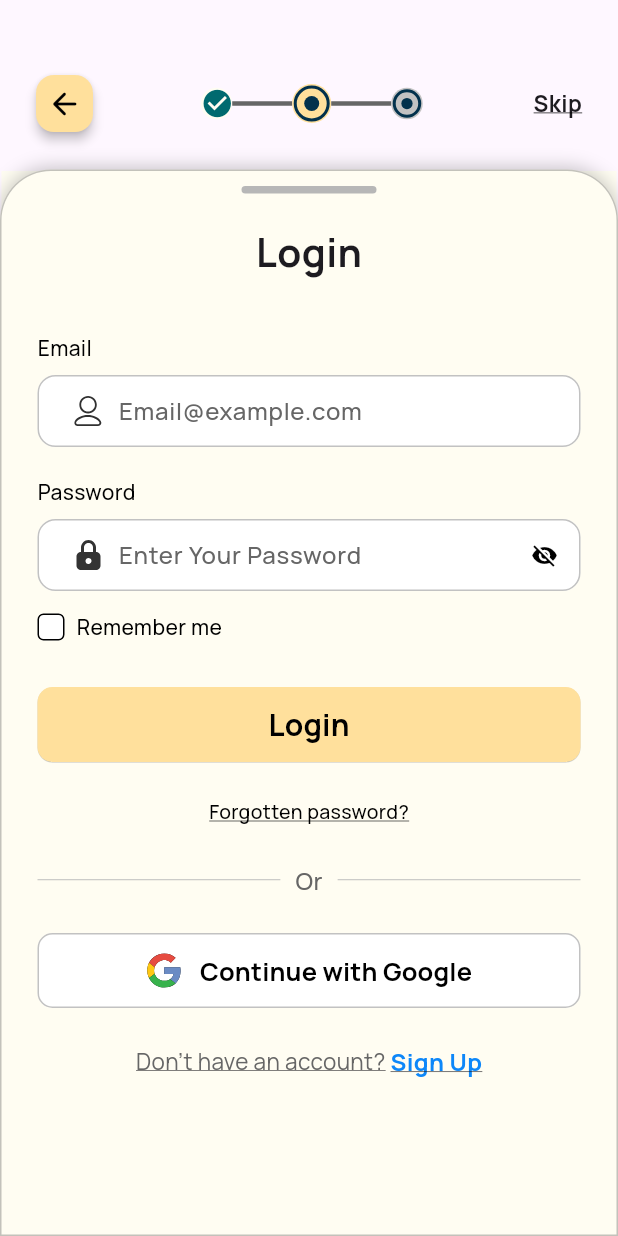
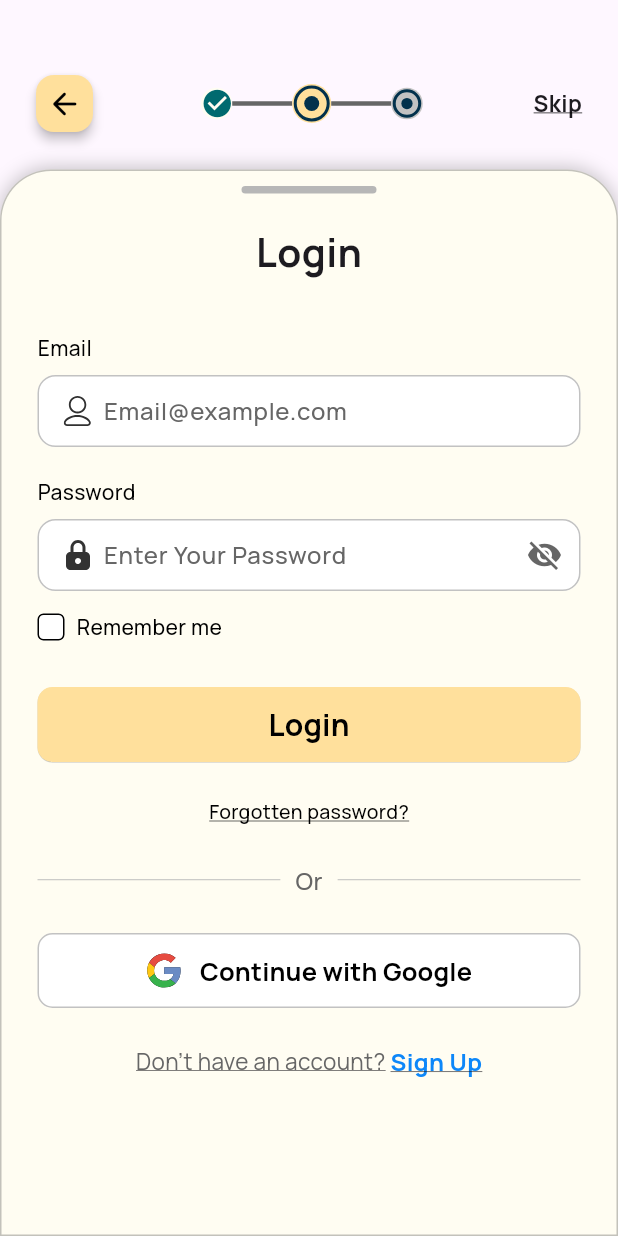
Before and after one commit to moayyad24/old_but_gold, a Flutter app: the screen it shows after launch, on a phone screen of 412 x 824 dp. Run offline on Flutter 3.47's test engine with Material 3 defaults, Android fonts, the phone set to English and light mode, and no system bars; our stand-ins replace flutter_svg.

Commit message:
fix keyboard issues, refactor auth field, change focus colors for auth field

```diff
--- a/lib/core/theme/app_colors.dart
+++ b/lib/core/theme/app_colors.dart
@@ -5,7 +5,9 @@ class AppColors {
   static const Color whiteFFFFFF = Color(0xFFFFFFFF);
   static const Color whiteFFFDF2 = Color(0xFFFFFDF2);
   static const Color blue0D87F9 = Color(0xFF0D87F9);
+  static const Color blue2E8DFA = Color(0xFF2E8DFA);
   static const Color greyC2C2C2 = Color(0xFFC2C2C2);
+  static const Color grey666666 = Color(0xFF666666);
   static const Color greyB7B7B7 = Color(0xFFB7B7B7);
   static const Color green006A6F = Color(0xFF006A6F);
   static const Color darkGrey666666 = Color(0xFF666666);
--- a/lib/features/auth/ui/login_screen.dart
+++ b/lib/features/auth/ui/login_screen.dart
@@ -1,5 +1,4 @@
 import 'package:flutter/material.dart';
-import 'package:old_but_gold/core/theme/app_colors.dart';
 import 'package:old_but_gold/core/widgets/drag_handle.dart';
 import 'package:old_but_gold/features/auth/ui/widgets/auth_app_bar.dart';
 import 'package:old_but_gold/features/auth/ui/widgets/auth_button.dart';
@@ -26,8 +25,8 @@ class LoginScreen extends StatelessWidget {
             ),
           ),
           ContentArea(
-            addPadding: true,
             child: Column(
+              mainAxisSize: MainAxisSize.max,
               children: [
                 DragHandle(),
                 SizedBox(height: 20),
--- a/lib/features/auth/ui/widgets/auth_field.dart
+++ b/lib/features/auth/ui/widgets/auth_field.dart
@@ -26,11 +26,23 @@ class AuthField extends StatefulWidget {
 
 class _AuthFieldState extends State<AuthField> {
   bool _obscureText = true;
-
+  final FocusNode _focusNode = FocusNode();
+  Color _color = AppColors.whiteFFFFFF;
   @override
   void initState() {
     super.initState();
     _obscureText = widget.isObscure;
+    _focusNode.addListener(() {
+      if (_focusNode.hasFocus) {
+        setState(() {
+          _color = AppColors.blue0D87F9.withAlpha(30);
+        });
+      } else {
+        setState(() {
+          _color = AppColors.whiteFFFFFF;
+        });
+      }
+    });
   }
 
   @override
@@ -48,30 +60,32 @@ class _AuthFieldState extends State<AuthField> {
         ),
         const SizedBox(height: 8),
         TextFormField(
+          focusNode: _focusNode,
           validator: widget.checkValid,
           controller: widget.myController,
-          obscureText: widget.isObscure ? _obscureText : true,
+          obscureText: widget.isObscure ? _obscureText : false,
           style: const TextStyle(
             fontWeight: FontWeight.w500,
             color: AppColors.black,
             fontSize: 16,
           ),
-          cursorColor: AppColors.greyC2C2C2,
+          cursorColor: AppColors.blue0D87F9,
           decoration: InputDecoration(
-            fillColor: AppColors.whiteFFFFFF,
             filled: true,
+            fillColor: _color,
             prefixIcon: Padding(
-              padding: const EdgeInsets.only(left: 18),
+              padding: const EdgeInsets.only(left: 14),
               child: SvgPicture.asset(widget.iconPath),
             ),
-            prefixIconConstraints: const BoxConstraints(minWidth: 50),
+            prefixIconConstraints: const BoxConstraints(minWidth: 40),
             isDense: true,
             suffixIcon:
                 widget.isObscure
                     ? IconButton(
                       icon: Icon(
                         _obscureText ? Icons.visibility_off : Icons.visibility,
-                        color: AppColors.black,
+                        color: AppColors.grey666666,
+                        size: 24,
                       ),
                       onPressed: () {
                         setState(() {
@@ -91,11 +105,17 @@ class _AuthFieldState extends State<AuthField> {
             ),
             border: OutlineInputBorder(
               borderRadius: BorderRadius.circular(12),
-              borderSide: const BorderSide(color: AppColors.greyC2C2C2),
+              borderSide: const BorderSide(
+                color: AppColors.greyC2C2C2,
+                width: 1.5,
+              ),
             ),
             focusedBorder: OutlineInputBorder(
               borderRadius: BorderRadius.circular(12),
-              borderSide: const BorderSide(color: AppColors.greyC2C2C2),
+              borderSide: const BorderSide(
+                color: AppColors.blue2E8DFA,
+                width: 1.5,
+              ),
             ),
           ),
         ),
--- a/lib/features/auth/ui/widgets/content_area.dart
+++ b/lib/features/auth/ui/widgets/content_area.dart
@@ -2,16 +2,15 @@ import 'package:flutter/material.dart';
 import 'package:old_but_gold/core/theme/app_colors.dart';
 
 class ContentArea extends StatelessWidget {
-  final bool addPadding;
   final Widget child;
-  const ContentArea({super.key, this.addPadding = true, required this.child});
+  const ContentArea({super.key, required this.child});
 
   @override
   Widget build(BuildContext context) {
     return Expanded(
       child: Padding(
-        padding: const EdgeInsets.only(top: 25),
-        child: Container(
+        padding: EdgeInsets.only(top: 25),
+        child: Ink(
           decoration: BoxDecoration(
             color: AppColors.whiteFFFDF2,
             borderRadius: const BorderRadius.vertical(top: Radius.circular(34)),
@@ -19,19 +18,17 @@ class ContentArea extends StatelessWidget {
             boxShadow: [
               BoxShadow(
                 color: AppColors.darkGrey666666.withAlpha(100),
-                blurRadius: 10, // Adjust blur
-                spreadRadius: 0, // Adjust spread
-                offset: Offset(0, -1), // This controls direction (x, y)
+                blurRadius: 10,
+                spreadRadius: 0,
+                offset: Offset(0, -1),
               ),
             ],
           ),
-          clipBehavior: Clip.hardEdge,
-          child: Ink(
-            decoration: BoxDecoration(color: AppColors.whiteFFFDF2),
-            padding:
-                addPadding
-                    ? EdgeInsets.only(top: 10, left: 24, right: 24)
-                    : EdgeInsets.zero,
+          padding: EdgeInsets.only(top: 10, left: 24, right: 24),
+
+          child: SingleChildScrollView(
+            physics: NeverScrollableScrollPhysics(),
+
             child: child,
           ),
         ),
```
